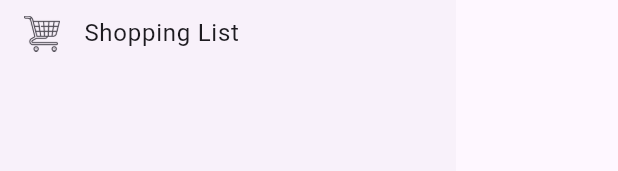
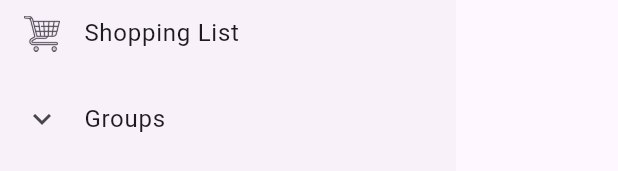
Before and after one commit to Hck-ney/Plan-Plate-Capstone, a Flutter app: the CustomEndDrawer widget shown alone on an empty page, opened directly, on a phone screen of 412 x 824 dp. Shown: the part 598-769 px from the top of the screen. Run offline on Flutter 3.47's test engine with Material 3 defaults, Android fonts, the phone set to English and light mode, and no system bars; our stand-ins replace cloud_firestore, firebase_auth, firebase_core, font_awesome_flutter; accounts and stored records are empty.

Commit message:
created Group Button, Join Group, Create Group inside drawer

```diff
--- a/lib/utils/appBar.dart
+++ b/lib/utils/appBar.dart
@@ -37,6 +37,7 @@ class CustomEndDrawer extends StatefulWidget {
 
 class _CustomEndDrawerState extends State<CustomEndDrawer> {
   User? user = FirebaseAuth.instance.currentUser;
+  bool _customIcon = false;
 
   @override
   Widget build(BuildContext context) {
@@ -59,12 +60,10 @@ class _CustomEndDrawerState extends State<CustomEndDrawer> {
                       style: OutlinedButton.styleFrom(
                           backgroundColor: Colors.white,
                           side: BorderSide(color: Colors.blue),
-                          minimumSize: Size(250, 40)
-                      ),
+                          minimumSize: Size(250, 40)),
                       onPressed: () {
                         logoutUser();
-                      }
-                      ,
+                      },
                       child: Text(
                         "Log Out",
                         style: TextStyle(color: Colors.blue),
@@ -125,6 +124,24 @@ class _CustomEndDrawerState extends State<CustomEndDrawer> {
                   builder: (context) => const ShoppingList()));
             },
           ),
+          ExpansionTile(
+            title: Text('Groups'),
+            onExpansionChanged: (bool expanded) {},
+            controlAffinity: ListTileControlAffinity.leading,
+            children: const <Widget>[
+              ListTile(
+                title: Text('Group 1'),
+              ),
+              ListTile(
+                title: Text('Join Group'),
+                leading: Icon(Icons.accessibility),
+              ),
+              ListTile(
+                title: Text('Create Group'),
+                leading: Icon(Icons.add),
+              ),
+            ],
+          )
         ],
       ),
     );
@@ -138,8 +155,23 @@ class _CustomEndDrawerState extends State<CustomEndDrawer> {
         MaterialPageRoute(builder: (context) => const Login()),
       );
       // Navigate to login screen or do something else
-    } catch (e) {
-
-    }
+    } catch (e) {}
   }
 }
+
+class BasicTile {
+  final String title;
+  final List<BasicTile> tiles;
+
+  const BasicTile({required this.title, this.tiles = const []});
+}
+
+final basicTiles = <BasicTile>[
+  const BasicTile(
+      title: 'Fruits',
+      tiles: [BasicTile(title: 'title'), BasicTile(title: 'title')])
+];
+
+Widget buildTile(BasicTile tile) {
+  return ExpansionTile(title: Text('data'));
+}
```
